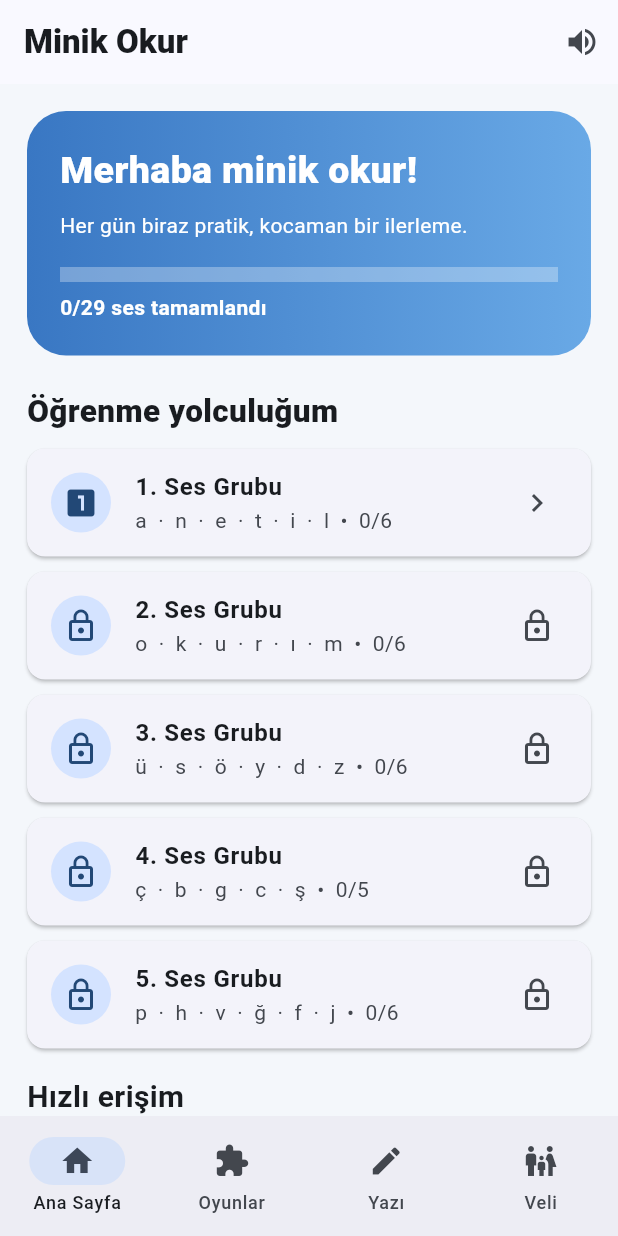
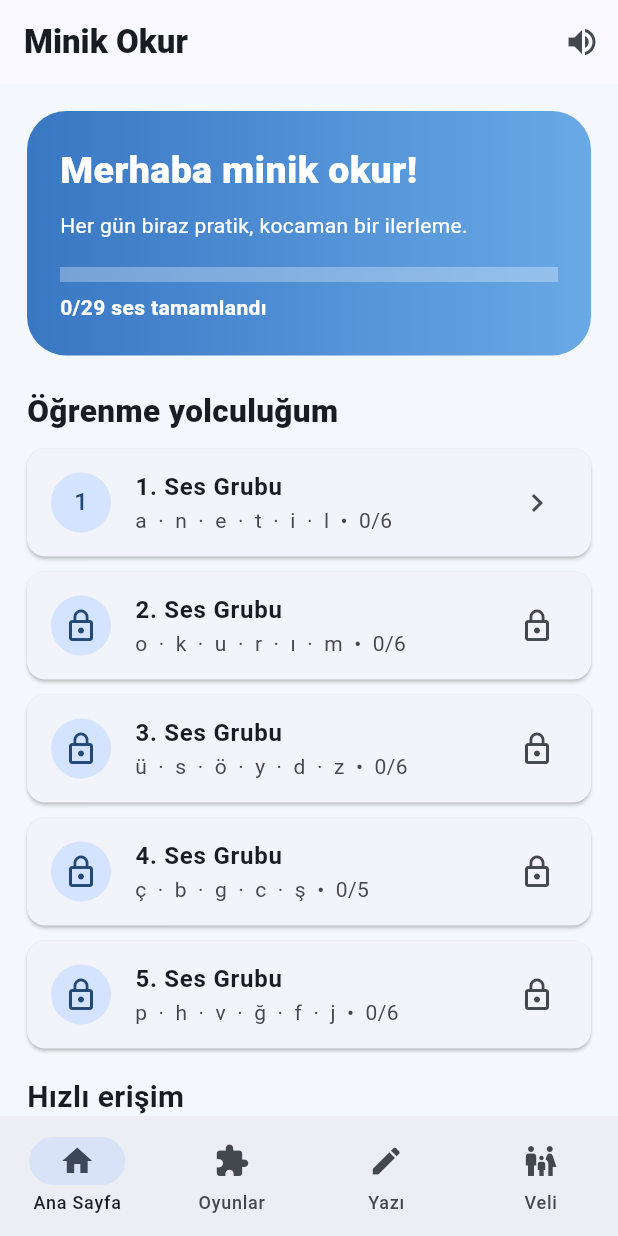
Before and after one commit to csprofesor/okumayazma, a Flutter app: the screen it shows after launch, on a phone screen of 412 x 824 dp. Run offline on Flutter 3.47's test engine with Material 3 defaults, Android fonts, the phone set to English and light mode, and no system bars; our stand-ins replace flutter_tts, shared_preferences.

Commit message:
Polish lesson group indicators and icon compatibility

```diff
--- a/lib/main.dart
+++ b/lib/main.dart
@@ -74,7 +74,7 @@ class _HomeState extends State<Home> {
   ])),
   const SizedBox(height:22),const Text('Öğrenme yolculuğum',style:TextStyle(fontSize:21,fontWeight:FontWeight.w900)),
   ...List.generate(5,(i){ final unlocked=i==0||groups.take(i).every((g)=>g.every(done.contains)); final count=groups[i].where(done.contains).length; return Card(margin:const EdgeInsets.only(top:10),child:ListTile(
-   leading:CircleAvatar(child:Icon(unlocked?Icons.looks_one:Icons.lock_outline)),title:Text('${i+1}. Ses Grubu',style:const TextStyle(fontWeight:FontWeight.bold)),
+   leading:CircleAvatar(child:unlocked?Text('${i+1}'):const Icon(Icons.lock_outline)),title:Text('${i+1}. Ses Grubu',style:const TextStyle(fontWeight:FontWeight.bold)),
    subtitle:Text('${groups[i].join('  ·  ')}  •  $count/${groups[i].length}'),trailing:Icon(unlocked?Icons.chevron_right:Icons.lock_outline),
    onTap:unlocked?()=>Navigator.push(context,MaterialPageRoute(builder:(_)=>GroupScreen(index:i,onDone:load))):null,
   ));}),
@@ -130,7 +130,7 @@ Widget illustration(String word){
  IconData icon=Icons.auto_awesome_rounded;
  if(word.contains('anne')||word.contains('ana')) icon=Icons.family_restroom_rounded;
  else if(word.contains('at')) icon=Icons.pets_rounded;
- else if(word.contains('ördek')||word.contains('balık')) icon=Icons.flutter_dash_rounded;
+ else if(word.contains('ördek')||word.contains('balık')) icon=Icons.pets_rounded;
  else if(word.contains('çilek')||word.contains('üzüm')) icon=Icons.eco_rounded;
  else if(word.contains('çiçek')||word.contains('papatya')) icon=Icons.local_florist_rounded;
  else if(word.contains('araba')) icon=Icons.directions_car_rounded;
```
